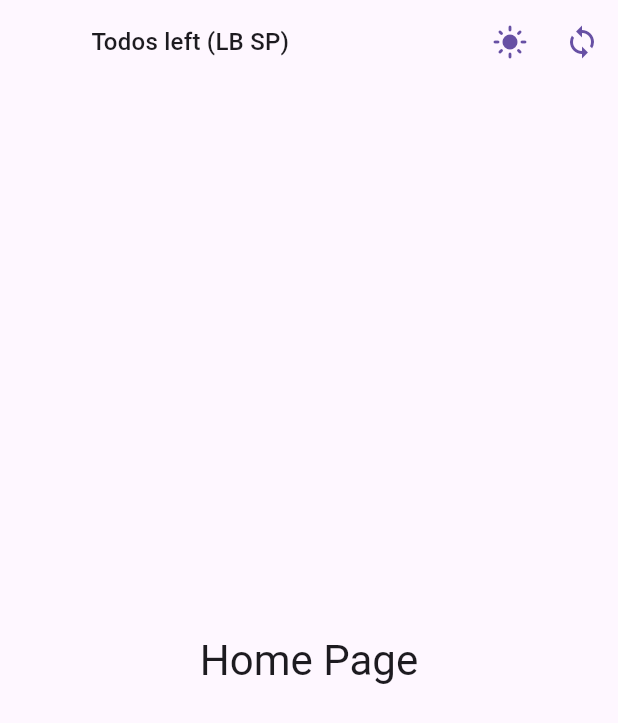
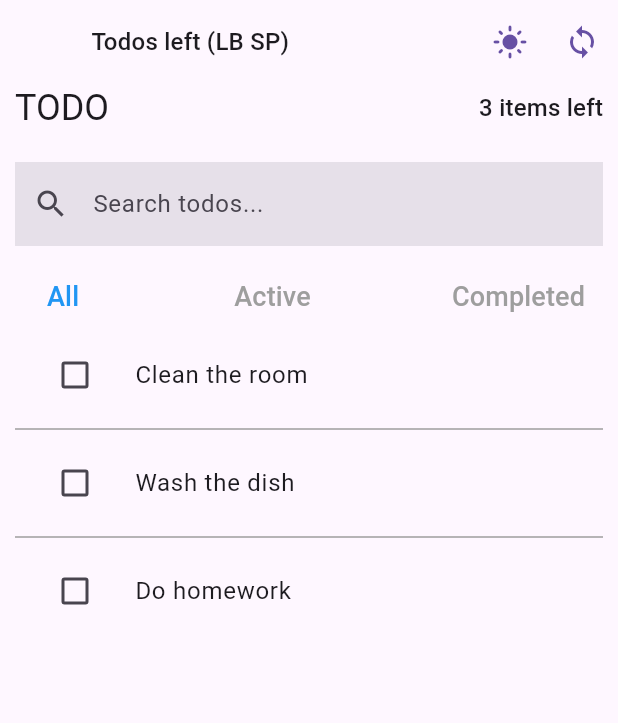
Before and after one commit to RamanGodun/ToDo-PLAYGROUNG-on-CUBIT-SM-approaches-, a Flutter app: the screen it shows after launch, on a phone screen of 412 x 824 dp. Shown: the top 723 px of the screen. Run offline on Flutter 3.47's test engine with Material 3 defaults, Android fonts, the phone set to English and light mode, and no system bars; our stand-ins replace bloc, equatable, flutter_bloc, flutter_hooks, google_fonts, hydrated_bloc.

Commit message:
feat: add feaures ui, first iteration

```diff
--- a/lib/domain/app_constants/app_strings.dart
+++ b/lib/domain/app_constants/app_strings.dart
@@ -3,8 +3,9 @@ abstract class AppStrings {
   /// 🏠 Titles
   static const String appTitle = 'ToDo App';
   static const String homePageTitle = 'Home Page';
-  static const String titleForLSS = 'Todos left (LB SP)';
-  static const String titleForSSSS = 'Todos left (SSB SP)';
+  static const String titleForListenerBasedStateShape = 'Todos left (LB SP)';
+  static const String titleForStreamSubscriptionBasedStateShape =
+      'Todos left (SSB SP)';
 
   /// 🆗 Buttons
   static const String okButton = 'OK';
--- a/lib/ui/pages/home_page.dart
+++ b/lib/ui/pages/home_page.dart
@@ -7,6 +7,10 @@ import '../../domain/app_constants/app_strings.dart';
 import '../../domain/state/app_settings/app_settings_cubit.dart';
 import '../../domain/utils_and_services/helpers.dart';
 import '../../domain/utils_and_services/overlay_service.dart';
+import '../widgets/search_and_filter_todo.dart';
+import '../widgets/show_todos_lss.dart';
+import '../widgets/show_todos_ssss.dart';
+import '../widgets/todo_header.dart';
 
 /// 🏠 [HomePage] - The main screen of the application.
 /// Provides toggles for switching between light/dark themes and state shape modes
@@ -16,17 +20,21 @@ class HomePage extends StatelessWidget {
 
   @override
   Widget build(BuildContext context) {
-    // 🎨 Retrieve the current theme state
+    /// 🎨 Retrieve the current theme state
     final isDarkMode = context.select<AppSettingsCubit, bool>(
       (cubit) => cubit.state.isDarkTheme,
     );
 
-    // 🔄 Retrieve the current state shape mode
+    /// 🔄 Retrieve the current state shape mode
     final isListenerStateShape = context.select<AppSettingsCubit, bool>(
       (cubit) => cubit.state.isUsingListenerStateShapeForAppFeatures,
     );
 
-    // 🎭 Define icons for theme toggle and state shape change
+    final appBarTitle = isListenerStateShape
+        ? AppStrings.titleForListenerBasedStateShape
+        : AppStrings.titleForStreamSubscriptionBasedStateShape;
+
+    /// 🎭 Define icons for theme toggle and state shape change
     final themeIcon =
         isDarkMode ? AppConstants.darkModeIcon : AppConstants.lightModeIcon;
     final stateShapeIcon = isListenerStateShape
@@ -39,12 +47,7 @@ class HomePage extends StatelessWidget {
         appBar: AppBar(
           title: Padding(
             padding: const EdgeInsets.only(left: 45),
-            child: TextWidget(
-              isListenerStateShape
-                  ? AppStrings.titleForLSS
-                  : AppStrings.titleForSSSS,
-              TextType.titleMedium,
-            ),
+            child: TextWidget(appBarTitle, TextType.titleMedium),
           ),
           actions: [
             /// 🌗 Theme toggle button (light/dark mode)
@@ -60,8 +63,16 @@ class HomePage extends StatelessWidget {
             ),
           ],
         ),
-        body: const Center(
-          child: TextWidget(AppStrings.homePageTitle, TextType.headline),
+        body: Padding(
+          padding: const EdgeInsets.symmetric(horizontal: 10),
+          child: ListView(
+            children: [
+              const TodoHeader(),
+              const SizedBox(height: 20.0),
+              SearchAndFilterTodo(),
+              const ShowTodosWidget(),
+            ],
+          ),
         ),
       ),
     );
@@ -101,7 +112,6 @@ void _toggleStateShape(BuildContext context, bool isListenerStateShape) {
       message: overlayMessage, icon: overlayIcon);
 }
 
-/*
 /// 📦 [ShowTodosWidget] dynamically selects the appropriate Todo list widget
 /// based on the current **State Shape** (ListenerStateShape / StreamSubscriptionStateShape).
 class ShowTodosWidget extends StatelessWidget {
@@ -109,12 +119,13 @@ class ShowTodosWidget extends StatelessWidget {
 
   @override
   Widget build(BuildContext context) {
-    final isListenerStateShape =
-        AppConfig.isAppStateShapeManagementWithListeners;
+    // 🔄 Retrieve the current state shape mode dynamically
+    final isListenerBasedStateShape = context.select<AppSettingsCubit, bool>(
+      (cubit) => cubit.state.isUsingListenerStateShapeForAppFeatures,
+    );
 
-    return isListenerStateShape
+    return isListenerBasedStateShape
         ? const ShowTodosWithListenerStateShape()
         : const ShowTodosForStreamSubscriptionStateShape();
   }
 }
-*/
--- /dev/null
+++ b/lib/ui/widgets/search_and_filter_todo.dart
@@ -0,0 +1,66 @@
+import 'package:flutter/material.dart';
+import 'package:flutter_bloc/flutter_bloc.dart';
+import '../../domain/models/enums.dart';
+import '../../domain/utils_and_services/cubits_export.dart';
+import '../../domain/utils_and_services/debounce.dart';
+
+class SearchAndFilterTodo extends StatelessWidget {
+  SearchAndFilterTodo({super.key});
+  final debounce = Debounce(milliseconds: 1000);
+
+  @override
+  Widget build(BuildContext context) {
+    return Column(
+      children: [
+        TextField(
+          decoration: const InputDecoration(
+            labelText: 'Search todos...',
+            border: InputBorder.none,
+            filled: true,
+            prefixIcon: Icon(Icons.search),
+          ),
+          onChanged: (String? newSearchTerm) {
+            if (newSearchTerm != null) {
+              debounce.run(() {
+                context.read<TodoSearchCubit>().setSearchTerm(newSearchTerm);
+              });
+            }
+          },
+        ),
+        const SizedBox(height: 10.0),
+        Row(
+          mainAxisAlignment: MainAxisAlignment.spaceBetween,
+          children: [
+            filterButton(context, Filter.all),
+            filterButton(context, Filter.active),
+            filterButton(context, Filter.completed),
+          ],
+        ),
+      ],
+    );
+  }
+
+  Widget filterButton(BuildContext context, Filter filter) {
+    return TextButton(
+      onPressed: () {
+        context.read<TodoFilterCubit>().changeFilter(filter);
+      },
+      child: Text(
+        filter == Filter.all
+            ? 'All'
+            : filter == Filter.active
+                ? 'Active'
+                : 'Completed',
+        style: TextStyle(
+          fontSize: 18.0,
+          color: textColor(context, filter),
+        ),
+      ),
+    );
+  }
+
+  Color textColor(BuildContext context, Filter filter) {
+    final currentFilter = context.watch<TodoFilterCubit>().state.filter;
+    return currentFilter == filter ? Colors.blue : Colors.grey;
+  }
+}
--- /dev/null
+++ b/lib/ui/widgets/show_todos_lss.dart
@@ -0,0 +1,84 @@
+import 'package:flutter/material.dart';
+import 'package:flutter_bloc/flutter_bloc.dart';
+import '../../domain/utils_and_services/cubits_export.dart';
+import 'mini_widgets.dart';
+import 'todo_item.dart';
+
+// !Next is with Listener state shape
+class ShowTodosWithListenerStateShape extends StatelessWidget {
+  const ShowTodosWithListenerStateShape({super.key});
+
+  @override
+  Widget build(BuildContext context) {
+    final todos = context
+        .watch<FilteredTodosCubitWithListenerStateShape>()
+        .state
+        .filteredTodos;
+
+    return MultiBlocListener(
+      listeners: [
+        BlocListener<TodoListCubit, TodoListStateOnCubit>(
+          listener: (context, state) {
+            context
+                .read<FilteredTodosCubitWithListenerStateShape>()
+                .setFilteredTodos(
+                  context.read<TodoFilterCubit>().state.filter,
+                  state.todos,
+                  context.read<TodoSearchCubit>().state.searchTerm,
+                );
+          },
+        ),
+        BlocListener<TodoFilterCubit, TodoFilterStateOnCubit>(
+          listener: (context, state) {
+            context
+                .read<FilteredTodosCubitWithListenerStateShape>()
+                .setFilteredTodos(
+                  state.filter,
+                  context.read<TodoListCubit>().state.todos,
+                  context.read<TodoSearchCubit>().state.searchTerm,
+                );
+          },
+        ),
+        BlocListener<TodoSearchCubit, TodoSearchStateOnCubit>(
+          listener: (context, state) {
+            context
+                .read<FilteredTodosCubitWithListenerStateShape>()
+                .setFilteredTodos(
+                  context.read<TodoFilterCubit>().state.filter,
+                  context.read<TodoListCubit>().state.todos,
+                  state.searchTerm,
+                );
+          },
+        ),
+      ],
+      child: ListView.separated(
+        primary: false,
+        shrinkWrap: true,
+        itemCount: todos.length,
+        separatorBuilder: (BuildContext context, int index) {
+          return const Divider(color: Colors.grey);
+        },
+        itemBuilder: (BuildContext context, int index) {
+          return Dismissible(
+            key: ValueKey(todos[index].id),
+            background: const DismissibleBackground(0),
+            secondaryBackground: const DismissibleBackground(1),
+            onDismissed: (_) {
+              context.read<TodoListCubit>().removeTodo(todos[index]);
+            },
+            confirmDismiss: (_) {
+              return showDialog(
+                context: context,
+                barrierDismissible: false,
+                builder: (context) {
+                  return const DeleteConfirmationDialog();
+                },
+              );
+            },
+            child: TodoItem(todo: todos[index]),
+          );
+        },
+      ),
+    );
+  }
+}
--- /dev/null
+++ b/lib/ui/widgets/todo_header.dart
@@ -0,0 +1,67 @@
+import 'package:flutter/material.dart';
+import 'package:flutter_bloc/flutter_bloc.dart';
+
+import '../../domain/state/app_settings/app_settings_cubit.dart';
+import '../../domain/utils_and_services/cubits_export.dart';
+import 'text_widget.dart';
+
+/// Common reusable widget for Todo Header
+class TodoHeader extends StatelessWidget {
+  const TodoHeader({super.key});
+
+  @override
+  Widget build(BuildContext context) {
+    // 🔄 Retrieve the current state shape mode
+    final isListenerStateShape = context.select<AppSettingsCubit, bool>(
+      (cubit) => cubit.state.isUsingListenerStateShapeForAppFeatures,
+    );
+
+    return Row(
+      mainAxisAlignment: MainAxisAlignment.spaceBetween,
+      children: [
+        const TextWidget('TODO', TextType.smallHeadline),
+        isListenerStateShape
+            ? const TodoHeaderForListenerStateShape()
+            : const TodoHeaderForStreamSubscriptionStateShape(),
+      ],
+    );
+  }
+}
+
+// ! NEXT for stream subscription state-shape
+class TodoHeaderForStreamSubscriptionStateShape extends StatelessWidget {
+  const TodoHeaderForStreamSubscriptionStateShape({super.key});
+
+  @override
+  Widget build(BuildContext context) {
+    return Text(
+      '${context.watch<ActiveTodoCountCubitWithUsingStreamSubscriptionStateShape>().state.activeTodoCount} items left',
+      style: const TextStyle(fontSize: 20.0, color: Colors.redAccent),
+    );
+  }
+}
+
+// !Next is with Listener state shape
+class TodoHeaderForListenerStateShape extends StatelessWidget {
+  const TodoHeaderForListenerStateShape({super.key});
+
+  @override
+  Widget build(BuildContext context) {
+    return BlocListener<TodoListCubit, TodoListStateOnCubit>(
+      listener: (context, state) {
+        context
+            .read<ActiveTodoCountCubitWithUsingListenerStateShape>()
+            .calculateActiveTodoCount();
+      },
+      child: BlocBuilder<ActiveTodoCountCubitWithUsingListenerStateShape,
+          ActiveTodoCountStateOnCubitWithUsingListenerStateShape>(
+        builder: (context, state) {
+          return TextWidget(
+            '${state.activeTodoCount} items left',
+            TextType.titleMedium,
+          );
+        },
+      ),
+    );
+  }
+}
--- /dev/null
+++ b/lib/ui/widgets/todo_item.dart
@@ -0,0 +1,88 @@
+import 'package:flutter/material.dart';
+import 'package:flutter_bloc/flutter_bloc.dart';
+
+import '../../domain/models/todo_model.dart';
+import '../../domain/utils_and_services/cubits_export.dart';
+
+class TodoItem extends StatefulWidget {
+  final Todo todo;
+  const TodoItem({required this.todo, super.key});
+
+  @override
+  State<TodoItem> createState() => _TodoItemState();
+}
+
+class _TodoItemState extends State<TodoItem> {
+  late final TextEditingController textController;
+
+  @override
+  void initState() {
+    super.initState();
+    textController = TextEditingController();
+  }
+
+  @override
+  Widget build(BuildContext context) {
+    return ListTile(
+      onTap: () {
+        showDialog(
+          context: context,
+          builder: (context) {
+            bool error = false;
+            textController.text = widget.todo.desc;
+
+            return StatefulBuilder(
+              builder: (BuildContext context, StateSetter setState) {
+                return AlertDialog(
+                  title: const Text('Edit Todo'),
+                  content: TextField(
+                    controller: textController,
+                    autofocus: true,
+                    decoration: InputDecoration(
+                      errorText: error ? "Value cannot be empty" : null,
+                    ),
+                  ),
+                  actions: [
+                    TextButton(
+                      onPressed: () => Navigator.pop(context),
+                      child: const Text('CANCEL'),
+                    ),
+                    TextButton(
+                      onPressed: () {
+                        setState(() {
+                          error = textController.text.isEmpty ? true : false;
+                          if (!error) {
+                            context.read<TodoListCubit>().editTodo(
+                                  widget.todo.id,
+                                  textController.text,
+                                );
+
+                            Navigator.pop(context);
+                          }
+                        });
+                      },
+                      child: const Text('EDIT'),
+                    ),
+                  ],
+                );
+              },
+            );
+          },
+        );
+      },
+      leading: Checkbox(
+        value: widget.todo.completed,
+        onChanged: (bool? checked) {
+          context.read<TodoListCubit>().toggleTodo(widget.todo.id);
+        },
+      ),
+      title: Text(widget.todo.desc),
+    );
+  }
+
+  @override
+  void dispose() {
+    textController.dispose();
+    super.dispose();
+  }
+}
```
Also changed, not shown: lib/ui/widgets/create_todo.dart (added, +33 -0 lines), lib/ui/widgets/show_todos_ssss.dart (added, +50 -0 lines).
